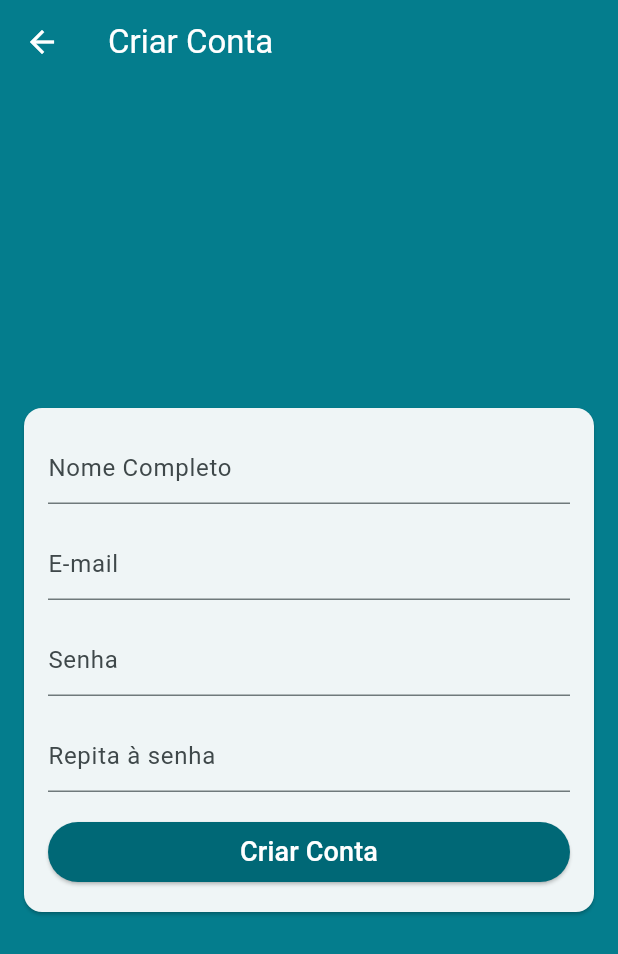
After one commit to paulognu/loja_virtual_pro, a Flutter app: the screen it shows after launch, after a tap on "CRIAR CONTA", on a phone screen of 412 x 824 dp. The commit adds this screen. Shown: the top 954 px of the screen. Run offline on Flutter 3.47's test engine with Material 3 defaults, Android fonts, the light colour scheme and no system bars; our stand-ins replace firebase_auth, firebase_core; accounts and stored records are empty.

Commit message:
Criação da tela de cadastro; Implementação do sistema de rotas de navegação entre telas;

```diff
--- /dev/null
+++ b/devtools_options.yaml
@@ -0,0 +1,3 @@
+description: This file stores settings for Dart & Flutter DevTools.
+documentation: https://docs.flutter.dev/tools/devtools/extensions#configure-extension-enablement-states
+extensions:
--- a/lib/main.dart
+++ b/lib/main.dart
@@ -3,6 +3,7 @@ import 'package:flutter/material.dart';
 import 'package:loja_virtual_pro/firebase_options.dart';
 import 'package:loja_virtual_pro/models/user_manager.dart';
 import 'package:loja_virtual_pro/screens/base/base_screen.dart';
+import 'package:loja_virtual_pro/screens/signup/signup_screen.dart';
 import 'package:provider/provider.dart';
 
 Future<void> main() async {
@@ -50,7 +51,17 @@ class MyApp extends StatelessWidget {
           ),
           useMaterial3: true,
         ),
-        home: BaseScreen(),
+        // home: BaseScreen(),
+        initialRoute: '/base',
+        onGenerateRoute: (settings) {
+          switch (settings.name) {
+            case '/signup':
+              return MaterialPageRoute(builder: (_) => SignUpScreen());
+            case '/base':
+            default:
+              return MaterialPageRoute(builder: (_) => BaseScreen());
+          }
+        },
       ),
     );
   }
--- a/lib/models/user_manager.dart
+++ b/lib/models/user_manager.dart
@@ -43,6 +43,7 @@ class UserManager extends ChangeNotifier {
 
   void _loadCurrentUser() {
     user = auth.currentUser;
+    // TODO: RETIRAR MENSAGEM DE DEBUG
     debugPrint("User ID: ${user?.uid}");
   }
 }
--- a/lib/screens/login/login_screen.dart
+++ b/lib/screens/login/login_screen.dart
@@ -21,6 +21,17 @@ class LoginScreen extends StatelessWidget {
         appBar: AppBar(
           title: Text("Entrar"),
           centerTitle: true,
+          actions: [
+            TextButton(
+              onPressed: () {
+                Navigator.of(context).pushReplacementNamed("/signup");
+              },
+              child: Text(
+                "CRIAR CONTA",
+                style: TextStyle(color: Colors.white, fontSize: 14),
+              ),
+            )
+          ],
         ),
         body: Center(
           child: Card(
--- /dev/null
+++ b/lib/screens/signup/signup_screen.dart
@@ -0,0 +1,56 @@
+import 'package:flutter/material.dart';
+
+class SignUpScreen extends StatelessWidget {
+  const SignUpScreen({super.key});
+
+  @override
+  Widget build(BuildContext context) {
+    return Scaffold(
+      appBar: AppBar(
+        title: Text('Criar Conta'),
+      ),
+      body: Center(
+        child: Card(
+          margin: EdgeInsets.symmetric(horizontal: 16),
+          child: ListView(
+            shrinkWrap: true,
+            padding: EdgeInsets.all(16),
+            children: [
+              TextFormField(
+                decoration: InputDecoration(hintText: "Nome Completo"),
+              ),
+              SizedBox(height: 16),
+              TextFormField(
+                decoration: InputDecoration(hintText: "E-mail"),
+                keyboardType: TextInputType.emailAddress,
+              ),
+              SizedBox(height: 16),
+              TextFormField(
+                decoration: InputDecoration(hintText: "Senha"),
+                obscureText: true,
+              ),
+              SizedBox(height: 16),
+              TextFormField(
+                decoration: InputDecoration(hintText: "Repita à senha"),
+                obscureText: true,
+              ),
+              SizedBox(height: 16),
+              ElevatedButton(
+                onPressed: () {},
+                style: ButtonStyle(
+                  backgroundColor:
+                      WidgetStateProperty.all(Theme.of(context).primaryColor),
+                  foregroundColor: WidgetStateProperty.all(Colors.white),
+                ),
+                child: Text(
+                  "Criar Conta",
+                  style: TextStyle(color: Colors.white, fontSize: 18),
+                ),
+              )
+            ],
+          ),
+        ),
+      ),
+    );
+  }
+}
```
Also changed, not shown: 1 other file.
